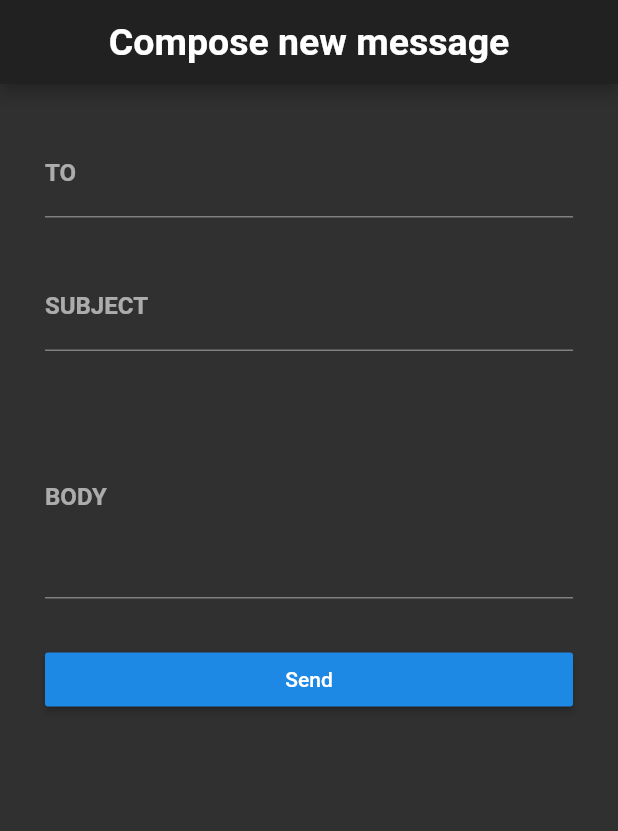
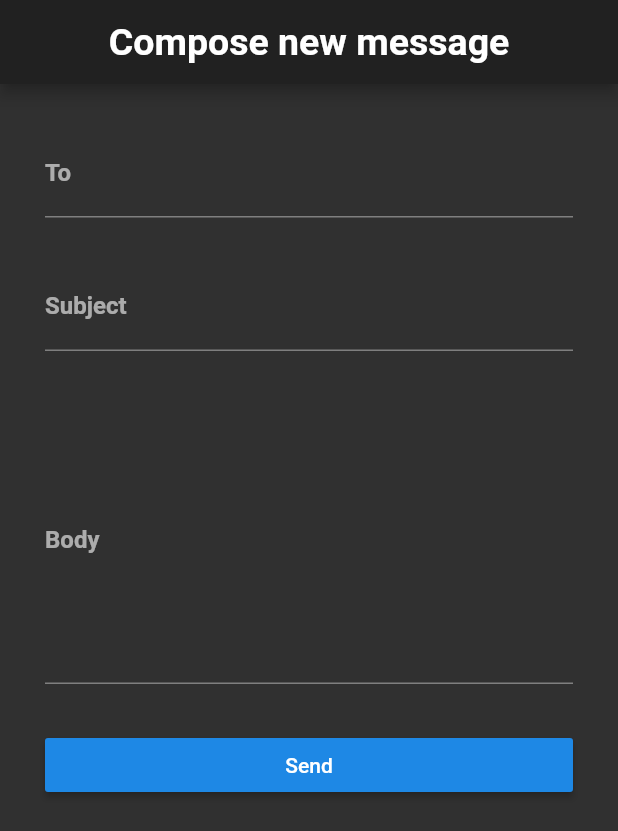
Before and after one commit to JasterV/flutter_rxform, a Flutter app: the screen it shows after launch, on a phone screen of 412 x 824 dp. Shown: the top 831 px of the screen. Run offline on Flutter 3.47's test engine with Material 2 defaults, Android fonts, the phone set to English and light mode, and no system bars; our stand-ins replace rxdart.

Commit message:
rxTextField created

```diff
--- a/lib/src/blocs/managers/message_form_manager.dart
+++ b/lib/src/blocs/managers/message_form_manager.dart
@@ -4,15 +4,15 @@ import 'package:rxform/src/blocs/mixins/form_validator_mixin.dart';
 class MessageFormManager with FormValidatorMixin{
   final _email = BehaviorSubject<String>();
   Stream<String> get email$ => _email.stream.transform(emailValidator);
-  Sink<String> get inEmail => _email.sink;
+  Function(String) get setEmail => _email.sink.add;
 
   final _subject = BehaviorSubject<String>();
   Stream<String> get subject$ => _subject.stream.transform(subjectValidator);
-  Sink<String> get inSubject => _subject.sink;
+  Function(String) get setSubject => _subject.sink.add;
 
   final _body = BehaviorSubject<String>();
   Stream<String> get body$ => _body.stream.transform(bodyValidator);
-  Sink<String> get inBody => _body.sink;
+  Function(String) get setBody => _body.sink.add;
 
   Stream<bool> get isFormValid$ => CombineLatestStream([_email, _subject, _body], (values) => true);
 
--- a/lib/src/pages/home_page.dart
+++ b/lib/src/pages/home_page.dart
@@ -1,13 +1,15 @@
 import 'package:flutter/material.dart';
 import 'package:rxform/src/blocs/managers/message_form_manager.dart';
 import 'package:rxform/src/blocs/provider.dart';
+import 'package:rxform/src/widgets/rx_text_field.dart';
 
 class HomePage extends StatelessWidget {
   const HomePage({Key key}) : super(key: key);
 
   @override
   Widget build(BuildContext context) {
-    final MessageFormManager manager = Provider.of(context).fetch(MessageFormManager);
+    final MessageFormManager manager =
+        Provider.of(context).fetch(MessageFormManager);
 
     return Scaffold(
         appBar: AppBar(
@@ -18,58 +20,23 @@ class HomePage extends StatelessWidget {
           ),
         ),
         body: SingleChildScrollView(
-          child: Form(
           child: Column(
             children: <Widget>[
-                StreamBuilder<String>(
-                  stream: manager.email$,
-                  builder: (BuildContext context, AsyncSnapshot snapshot) {
-                    return Padding(
-                      padding: const EdgeInsets.only(
-                          left: 30.0, right: 30.0, top: 30.0),
-                      child: TextField(
-                        keyboardType: TextInputType.emailAddress,
-                        onChanged: manager.inEmail.add,
-                        decoration: InputDecoration(
-                            labelText: 'TO',
-                            labelStyle: TextStyle(fontWeight: FontWeight.bold),
-                            errorText: snapshot.error),
+              RxTextField(
+                suscribe: manager.email$,
+                dispatch: manager.setEmail,
+                labelText: "To",
               ),
-                    );
-                  },
+              RxTextField(
+                suscribe: manager.subject$,
+                dispatch: manager.setSubject,
+                labelText: "Subject",
               ),
-                StreamBuilder<String>(
-                  stream: manager.subject$,
-                  builder: (BuildContext context, AsyncSnapshot snapshot) {
-                    return Padding(
-                      padding: const EdgeInsets.only(
-                          left: 30.0, right: 30.0, top: 30.0),
-                      child: TextField(
-                        onChanged: manager.inSubject.add,
-                        decoration: InputDecoration(
-                            labelText: 'SUBJECT',
-                            labelStyle: TextStyle(fontWeight: FontWeight.bold),
-                            errorText: snapshot.hasError ? snapshot.error : null),
-                      ),
-                    );
-                  },
-                ),
-                StreamBuilder<String>(
-                  stream: manager.body$,
-                  builder: (BuildContext context, AsyncSnapshot snapshot) {
-                    return Padding(
-                      padding: const EdgeInsets.only(
-                          left: 30.0, right: 30.0, top: 30.0),
-                      child: TextField(
-                        onChanged: manager.inBody.add,
-                        maxLines: 5,
-                        decoration: InputDecoration(
-                            labelText: 'BODY',
-                            labelStyle: TextStyle(fontWeight: FontWeight.bold),
-                            errorText: snapshot.hasError ? snapshot.error : null),
-                      ),
-                    );
-                  },
+              RxTextField(
+                suscribe: manager.body$,
+                dispatch: manager.setBody,
+                maxLines: 8,
+                labelText: "Body",
               ),
               StreamBuilder<Object>(
                   stream: manager.isFormValid$,
@@ -77,18 +44,16 @@ class HomePage extends StatelessWidget {
                     return Padding(
                       padding: const EdgeInsets.all(30.0),
                       child: RaisedButton(
-                        onPressed: (){
-                          if(snapshot.hasData) manager.submit();
+                        onPressed: () {
+                          if (snapshot.hasData) manager.submit();
                         },
                         child: Center(
                           child: Text('Send'),
                         ),
                       ),
                     );
-                  }
-                )
+                  })
             ],
-            ),
           ),
         ));
   }
--- /dev/null
+++ b/lib/src/widgets/rx_text_field.dart
@@ -0,0 +1,33 @@
+import 'package:flutter/material.dart';
+
+class RxTextField extends StatelessWidget {
+  final Stream<String> suscribe;
+  final Function(String) dispatch;
+  final int maxLines;
+  final String labelText;
+
+  RxTextField(
+      {@required this.suscribe, @required this.dispatch, this.maxLines = 1, this.labelText, key})
+      : super(key: key);
+
+  @override
+  Widget build(BuildContext context) {
+    return StreamBuilder<String>(
+      stream: suscribe,
+      builder: (BuildContext context, AsyncSnapshot snapshot) {
+        return Padding(
+          padding: const EdgeInsets.only(left: 30.0, right: 30.0, top: 30.0),
+          child: TextField(
+            keyboardType: TextInputType.emailAddress,
+            maxLines: maxLines,
+            onChanged: dispatch,
+            decoration: InputDecoration(
+                labelText: labelText,
+                labelStyle: TextStyle(fontWeight: FontWeight.bold),
+                errorText: snapshot.error),
+          ),
+        );
+      },
+    );
+  }
+}
```
Lines whose indentation alone changed are shown as unchanged.
